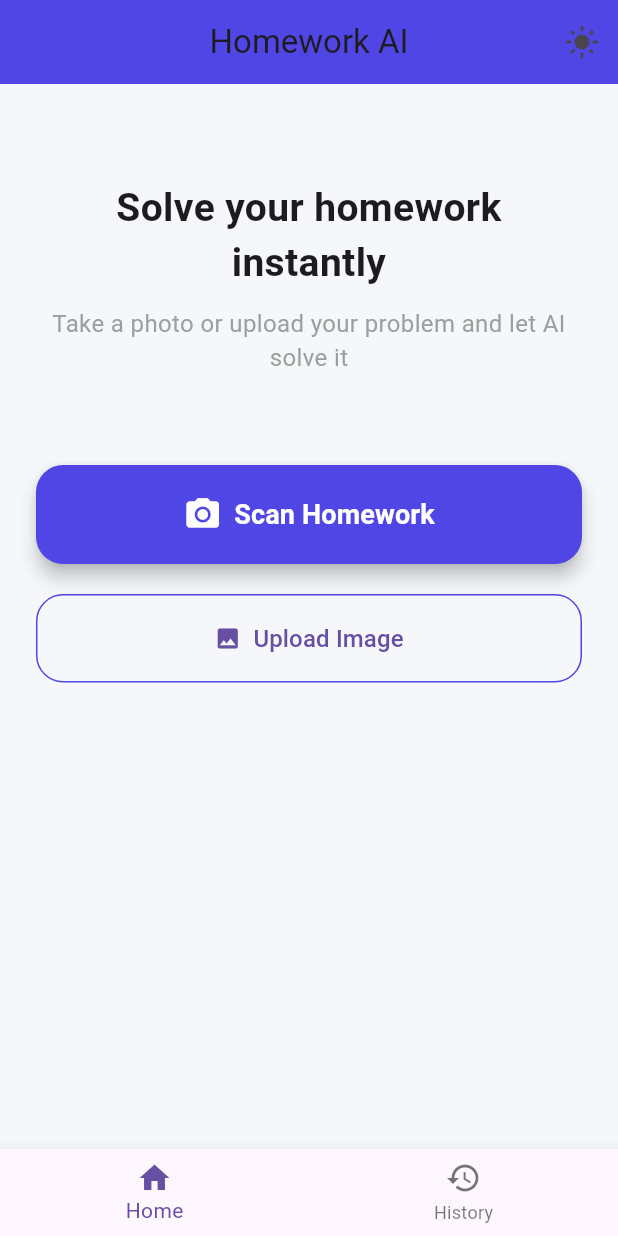
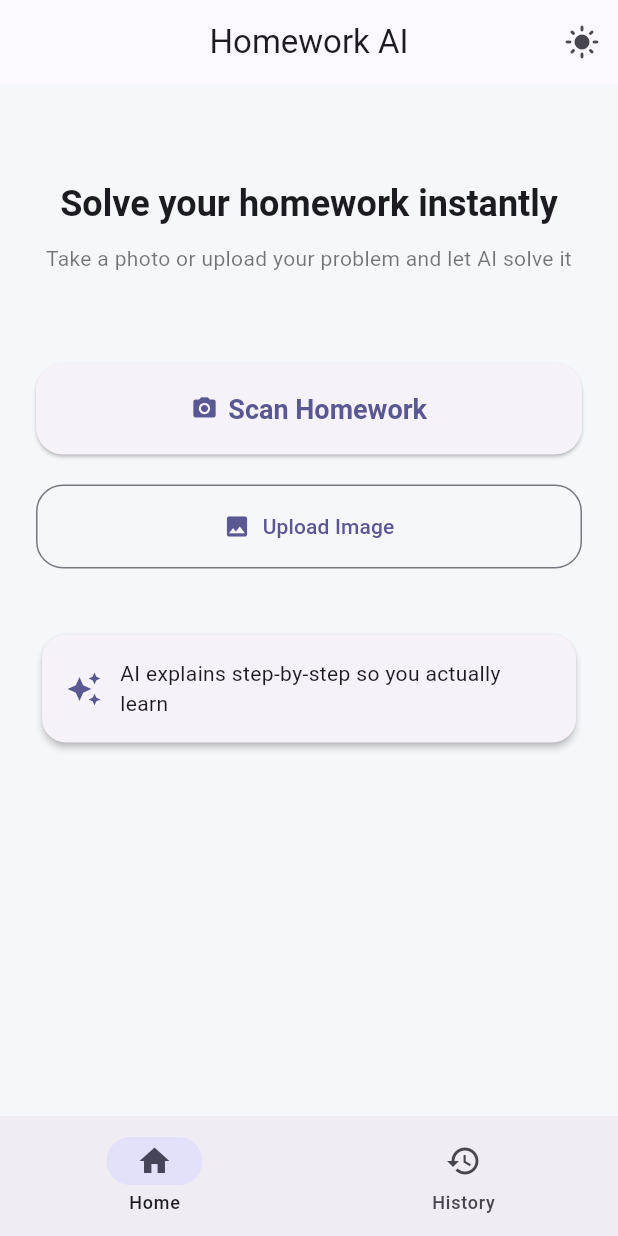
Before and after one commit to akhmed01/homework_ai, a Flutter app: the screen it shows after launch, after a tap on "Scan Homework", on a phone screen of 412 x 824 dp. Run offline on Flutter 3.47's test engine with Material 3 defaults, Android fonts, the phone set to English and light mode, and no system bars; our stand-ins replace image_picker, shared_preferences; missing offline and left inert: google_mlkit_text_recognition.

Commit message:
improved features

```diff
--- a/lib/main.dart
+++ b/lib/main.dart
@@ -17,21 +17,57 @@ class HomeworkAI extends StatelessWidget {
 
   @override
   Widget build(BuildContext context) {
-    final themeService = Provider.of<ThemeService>(context);
+    final themeService = context.watch<ThemeService>();
+
+    if (!themeService.isLoaded) {
+      return const SizedBox(); // or splash screen
+    }
 
     return MaterialApp(
       debugShowCheckedModeBanner: false,
       title: "Homework AI",
 
+      // 🔥 Modern UI
       theme: ThemeData(
+        useMaterial3: true,
         brightness: Brightness.light,
+
+        colorScheme: ColorScheme.fromSeed(
+          seedColor: const Color(0xFF4F46E5),
+          brightness: Brightness.light,
+        ),
+
         scaffoldBackgroundColor: const Color(0xFFF6F7FB),
-        primaryColor: const Color(0xFF4F46E5),
+
+        appBarTheme: const AppBarTheme(elevation: 0, centerTitle: true),
+
+        cardTheme: CardThemeData(
+          elevation: 2,
+          shape: RoundedRectangleBorder(
+            borderRadius: BorderRadius.circular(16),
+          ),
+        ),
       ),
 
       darkTheme: ThemeData(
+        useMaterial3: true,
         brightness: Brightness.dark,
+
+        colorScheme: ColorScheme.fromSeed(
+          seedColor: const Color(0xFF4F46E5),
+          brightness: Brightness.dark,
+        ),
+
         scaffoldBackgroundColor: const Color(0xFF121212),
+
+        appBarTheme: const AppBarTheme(elevation: 0, centerTitle: true),
+
+        cardTheme: CardThemeData(
+          elevation: 2,
+          shape: RoundedRectangleBorder(
+            borderRadius: BorderRadius.circular(16),
+          ),
+        ),
       ),
 
       themeMode: themeService.isDark ? ThemeMode.dark : ThemeMode.light,
--- a/lib/screens/home_screen.dart
+++ b/lib/screens/home_screen.dart
@@ -9,30 +9,25 @@ class HomeScreen extends StatelessWidget {
 
   @override
   Widget build(BuildContext context) {
+    final theme = Theme.of(context);
+    final themeService = context.watch<ThemeService>();
+
     return Scaffold(
       appBar: AppBar(
         title: const Text("Homework AI"),
-        centerTitle: true,
-        backgroundColor: const Color(0xFF4F46E5),
 
-        // 🌙 Dark / Light toggle
         actions: [
-          Consumer<ThemeService>(
-            builder: (context, themeService, child) {
-              return IconButton(
+          IconButton(
             icon: Icon(
               themeService.isDark ? Icons.dark_mode : Icons.light_mode,
             ),
-                onPressed: () {
-                  themeService.toggleTheme();
-                },
-              );
-            },
+            onPressed: themeService.toggleTheme,
           ),
         ],
       ),
 
-      body: Padding(
+      body: SafeArea(
+        child: SingleChildScrollView(
           padding: const EdgeInsets.all(24),
 
           child: Column(
@@ -40,23 +35,28 @@ class HomeScreen extends StatelessWidget {
             children: [
               const SizedBox(height: 40),
 
-            const Text(
+              // 🔥 Title
+              Text(
                 "Solve your homework instantly",
                 textAlign: TextAlign.center,
-              style: TextStyle(fontSize: 26, fontWeight: FontWeight.bold),
+                style: theme.textTheme.headlineSmall?.copyWith(
+                  fontWeight: FontWeight.bold,
+                ),
               ),
 
               const SizedBox(height: 10),
 
-            const Text(
+              Text(
                 "Take a photo or upload your problem and let AI solve it",
                 textAlign: TextAlign.center,
-              style: TextStyle(fontSize: 16, color: Colors.grey),
+                style: theme.textTheme.bodyMedium?.copyWith(
+                  color: theme.colorScheme.onSurface.withOpacity(0.6),
+                ),
               ),
 
               const SizedBox(height: 60),
 
-            // 📷 Scan Button
+              // 📷 Scan Button (PRIMARY)
               SizedBox(
                 width: double.infinity,
                 child: ElevatedButton.icon(
@@ -64,21 +64,19 @@ class HomeScreen extends StatelessWidget {
                     Navigator.push(
                       context,
                       MaterialPageRoute(
-                      builder: (context) =>
+                        builder: (_) =>
                             const CameraScreen(source: ImageSource.camera),
                       ),
                     );
                   },
-                icon: const Icon(Icons.camera_alt, size: 26),
-                label: const Text(
-                  "Scan Homework",
-                  style: TextStyle(fontSize: 18, fontWeight: FontWeight.w600),
-                ),
+                  icon: const Icon(Icons.camera_alt),
+                  label: const Text("Scan Homework"),
                   style: ElevatedButton.styleFrom(
                     padding: const EdgeInsets.symmetric(vertical: 20),
-                  backgroundColor: const Color(0xFF4F46E5),
-                  foregroundColor: Colors.white,
-                  elevation: 5,
+                    textStyle: const TextStyle(
+                      fontSize: 18,
+                      fontWeight: FontWeight.w600,
+                    ),
                     shape: RoundedRectangleBorder(
                       borderRadius: BorderRadius.circular(18),
                     ),
@@ -88,7 +86,7 @@ class HomeScreen extends StatelessWidget {
 
               const SizedBox(height: 20),
 
-            // 🖼 Upload Button
+              // 🖼 Upload Button (SECONDARY)
               SizedBox(
                 width: double.infinity,
                 child: OutlinedButton.icon(
@@ -96,26 +94,47 @@ class HomeScreen extends StatelessWidget {
                     Navigator.push(
                       context,
                       MaterialPageRoute(
-                      builder: (context) =>
+                        builder: (_) =>
                             const CameraScreen(source: ImageSource.gallery),
                       ),
                     );
                   },
                   icon: const Icon(Icons.photo),
-                label: const Text(
-                  "Upload Image",
-                  style: TextStyle(fontSize: 16),
-                ),
+                  label: const Text("Upload Image"),
                   style: OutlinedButton.styleFrom(
                     padding: const EdgeInsets.symmetric(vertical: 18),
-                  side: const BorderSide(color: Color(0xFF4F46E5)),
                     shape: RoundedRectangleBorder(
                       borderRadius: BorderRadius.circular(18),
                     ),
                   ),
                 ),
               ),
+
+              const SizedBox(height: 40),
+
+              // ✨ Small feature card (premium feel)
+              Card(
+                child: Padding(
+                  padding: const EdgeInsets.all(16),
+                  child: Row(
+                    children: [
+                      Icon(
+                        Icons.auto_awesome,
+                        color: theme.colorScheme.primary,
+                      ),
+                      const SizedBox(width: 12),
+                      Expanded(
+                        child: Text(
+                          "AI explains step-by-step so you actually learn",
+                          style: theme.textTheme.bodyMedium,
+                        ),
+                      ),
                     ],
+                  ),
+                ),
+              ),
+            ],
+          ),
         ),
       ),
     );
--- a/lib/screens/navigation_screen.dart
+++ b/lib/screens/navigation_screen.dart
@@ -12,26 +12,33 @@ class NavigationScreen extends StatefulWidget {
 class _NavigationScreenState extends State<NavigationScreen> {
   int currentIndex = 0;
 
-  final screens = [const HomeScreen(), const HistoryScreen()];
+  final List<Widget> screens = const [HomeScreen(), HistoryScreen()];
 
   @override
   Widget build(BuildContext context) {
     return Scaffold(
-      body: screens[currentIndex],
+      body: SafeArea(
+        child: IndexedStack(index: currentIndex, children: screens),
+      ),
 
-      bottomNavigationBar: BottomNavigationBar(
-        currentIndex: currentIndex,
-
-        onTap: (index) {
+      bottomNavigationBar: NavigationBar(
+        selectedIndex: currentIndex,
+        onDestinationSelected: (index) {
           setState(() {
             currentIndex = index;
           });
         },
-
-        items: const [
-          BottomNavigationBarItem(icon: Icon(Icons.home), label: "Home"),
-
-          BottomNavigationBarItem(icon: Icon(Icons.history), label: "History"),
+        destinations: const [
+          NavigationDestination(
+            icon: Icon(Icons.home_outlined),
+            selectedIcon: Icon(Icons.home),
+            label: "Home",
+          ),
+          NavigationDestination(
+            icon: Icon(Icons.history_outlined),
+            selectedIcon: Icon(Icons.history),
+            label: "History",
+          ),
         ],
       ),
     );
--- a/lib/services/history_service.dart
+++ b/lib/services/history_service.dart
@@ -2,20 +2,37 @@ import 'package:shared_preferences/shared_preferences.dart';
 
 class HistoryService {
   static const String key = "history";
+  static const int maxItems = 50;
 
+  /// 🔹 Save problem (with cleanup)
   static Future<void> saveProblem(String problem) async {
     final prefs = await SharedPreferences.getInstance();
 
     List<String> history = prefs.getStringList(key) ?? [];
 
+    // ❌ Remove duplicates
+    history.remove(problem);
+
+    // ➕ Add to top
     history.insert(0, problem);
+
+    // ✂️ Limit size
+    if (history.length > maxItems) {
+      history = history.sublist(0, maxItems);
+    }
 
     await prefs.setStringList(key, history);
   }
 
+  /// 📜 Get history
   static Future<List<String>> getHistory() async {
     final prefs = await SharedPreferences.getInstance();
-
     return prefs.getStringList(key) ?? [];
   }
+
+  /// 🧹 Clear history
+  static Future<void> clearHistory() async {
+    final prefs = await SharedPreferences.getInstance();
+    await prefs.remove(key);
+  }
 }
--- a/lib/services/theme_service.dart
+++ b/lib/services/theme_service.dart
@@ -2,24 +2,31 @@ import 'package:flutter/material.dart';
 import 'package:shared_preferences/shared_preferences.dart';
 
 class ThemeService extends ChangeNotifier {
-  bool isDark = false;
+  static const _key = "darkMode";
+
+  bool _isDark = false;
+  bool _isLoaded = false;
+
+  bool get isDark => _isDark;
+  bool get isLoaded => _isLoaded;
 
   ThemeService() {
-    loadTheme();
+    _init();
   }
 
-  void toggleTheme() async {
-    isDark = !isDark;
+  Future<void> _init() async {
+    final prefs = await SharedPreferences.getInstance();
+    _isDark = prefs.getBool(_key) ?? false;
+    _isLoaded = true;
+    notifyListeners();
+  }
+
+  Future<void> toggleTheme() async {
+    _isDark = !_isDark;
 
     final prefs = await SharedPreferences.getInstance();
-    await prefs.setBool("darkMode", isDark);
+    await prefs.setBool(_key, _isDark);
 
     notifyListeners();
   }
-
-  void loadTheme() async {
-    final prefs = await SharedPreferences.getInstance();
-    isDark = prefs.getBool("darkMode") ?? false;
-    notifyListeners();
-  }
 }
```
Lines whose indentation alone changed are shown as unchanged.
